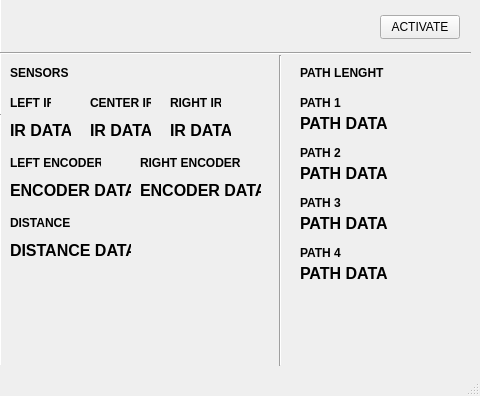
This is qt - software/mainwindow.ui in BuffaGonzalo/Robot-Autonomo as Qt 5 draws it before an edit; both pictures show x 320 to 800 and y 254 to 650 of the 800 by 650 pixel window. The edited form follows.
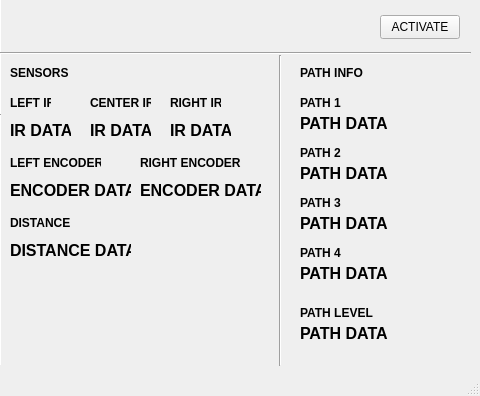
This is the edited form. Icons and pictures are not drawn.

```diff
--- a/qt - software/mainwindow.ui
+++ b/qt - software/mainwindow.ui
@@ -608,7 +608,7 @@
      </font>
     </property>
     <property name="text">
-     <string>PATH LENGHT</string>
+     <string>PATH INFO</string>
     </property>
    </widget>
    <widget class="QLabel" name="label_3">
@@ -759,6 +759,43 @@
      <string>PATH DATA</string>
     </property>
    </widget>
+   <widget class="QLabel" name="label_currLevel">
+    <property name="geometry">
+     <rect>
+      <x>620</x>
+      <y>560</y>
+      <width>91</width>
+      <height>16</height>
+     </rect>
+    </property>
+    <property name="font">
+     <font>
+      <pointsize>12</pointsize>
+      <bold>true</bold>
+     </font>
+    </property>
+    <property name="text">
+     <string>PATH DATA</string>
+    </property>
+   </widget>
+   <widget class="QLabel" name="label_7">
+    <property name="geometry">
+     <rect>
+      <x>620</x>
+      <y>540</y>
+      <width>91</width>
+      <height>16</height>
+     </rect>
+    </property>
+    <property name="font">
+     <font>
+      <bold>true</bold>
+     </font>
+    </property>
+    <property name="text">
+     <string>PATH LEVEL</string>
+    </property>
+   </widget>
   </widget>
   <widget class="QMenuBar" name="menubar">
    <property name="geometry">
```
